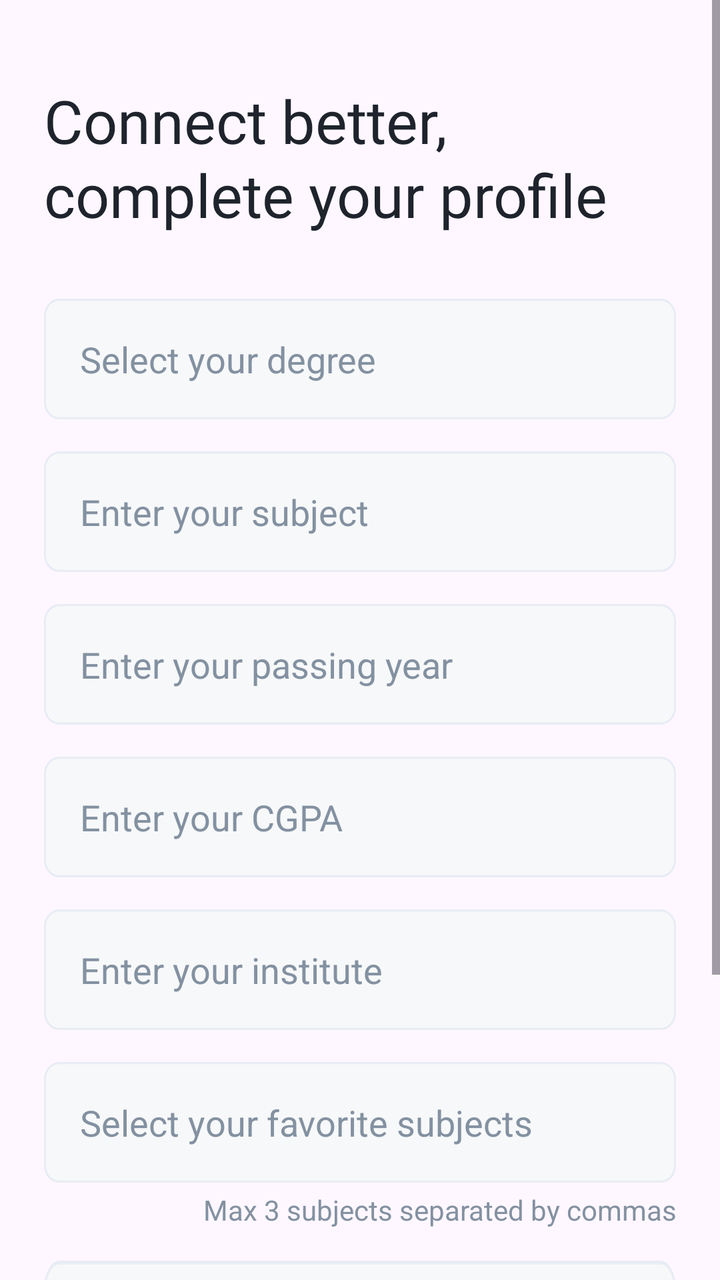
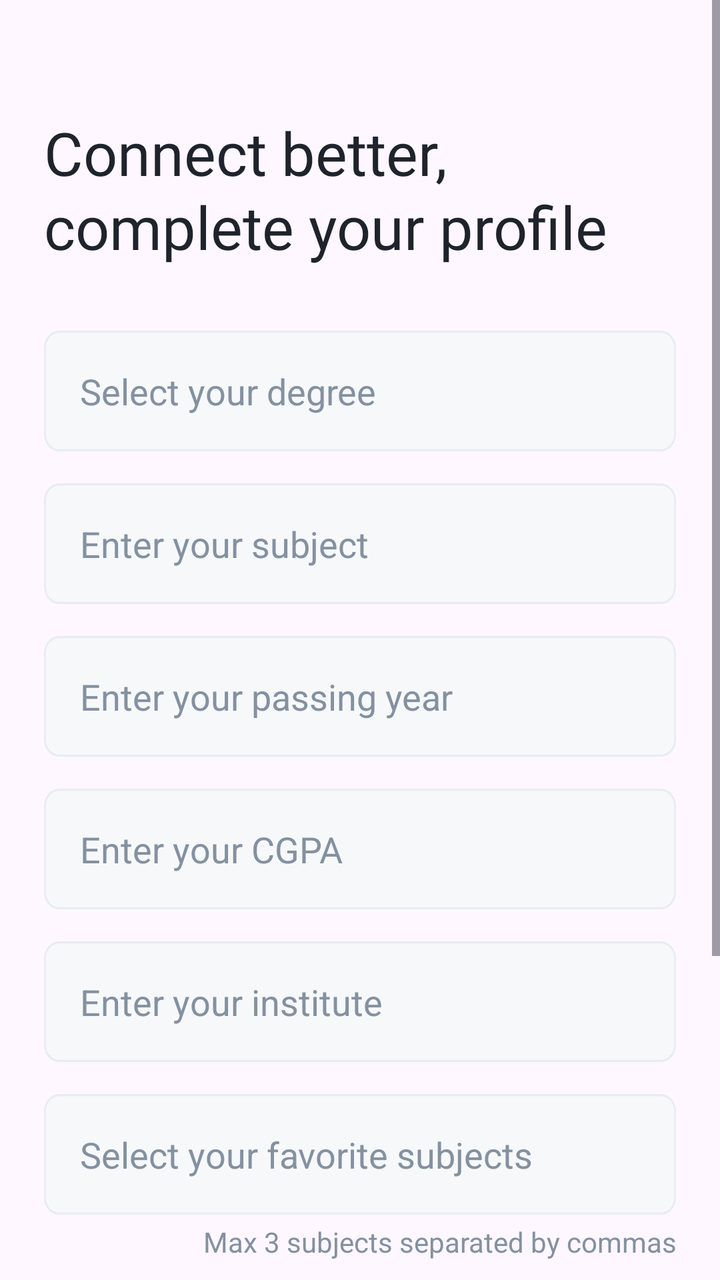

Two renders of the same Android screen: before a commit and after it. Below are the layout's source before the change and the commit's diff.
<!-- AndroidManifest.xml: application theme Theme.CareerCompass -->
<!-- res/layout/fragment_complete_profile.xml -->
<?xml version="1.0" encoding="utf-8"?>
<ScrollView xmlns:android="http://schemas.android.com/apk/res/android"
    xmlns:tools="http://schemas.android.com/tools"
    android:layout_width="match_parent"
    android:layout_height="match_parent"
    android:orientation="vertical"
    tools:context=".ui.auth.fragments.complete_profile.CompleteProfileFragment">

    <LinearLayout
        android:layout_width="match_parent"
        android:layout_height="wrap_content"
        android:orientation="vertical"
        android:padding="22dp">

        <TextView
            android:id="@+id/tvWelcomeMessage"
            android:layout_width="match_parent"
            android:layout_height="wrap_content"
            android:layout_marginTop="18dp"
            android:fontFamily="@font/urbanist_bold"
            android:lineSpacingExtra="2dp"
            android:text="@string/complete_profile_message"
            android:textColor="@color/dark"
            android:textSize="30sp" />

        <AutoCompleteTextView
            android:id="@+id/etSelectDegree"
            android:layout_width="match_parent"
            android:layout_height="wrap_content"
            android:layout_marginTop="32dp"
            android:background="@drawable/bg_et_auth"
            android:hint="@string/hint_select_degree"
            android:inputType="none"
            android:padding="18dp"
            android:textColor="@color/darkGrey"
            android:textColorHint="@color/grey"
            tools:ignore="Autofill" />

        <AutoCompleteTextView
            android:id="@+id/etSubject"
            android:layout_width="match_parent"
            android:layout_height="wrap_content"
            android:layout_marginTop="16dp"
            android:background="@drawable/bg_et_auth"
            android:hint="@string/enter_your_subject"
            android:padding="18dp"
            android:completionThreshold="2"
            android:textColor="@color/darkGrey"
            android:textColorHint="@color/grey"
            tools:ignore="Autofill" />

        <AutoCompleteTextView
            android:id="@+id/etPassingYear"
            android:layout_width="match_parent"
            android:layout_height="wrap_content"
            android:layout_marginTop="16dp"
            android:background="@drawable/bg_et_auth"
            android:hint="@string/hint_passing_year"
            android:padding="18dp"
            android:textColor="@color/darkGrey"
            android:textColorHint="@color/grey"
            tools:ignore="Autofill" />

        <EditText
            android:id="@+id/etCGPA"
            android:layout_width="match_parent"
            android:layout_height="wrap_content"
            android:layout_marginTop="16dp"
            android:background="@drawable/bg_et_auth"
            android:hint="@string/hint_cgpa"
            android:inputType="numberDecimal"
            android:padding="18dp"
            android:textColor="@color/darkGrey"
            android:textColorHint="@color/grey"
            tools:ignore="Autofill" />

        <EditText
            android:id="@+id/etInstitute"
            android:layout_width="match_parent"
            android:layout_height="wrap_content"
            android:layout_marginTop="16dp"
            android:background="@drawable/bg_et_auth"
            android:hint="@string/hint_institute"
            android:inputType="text"
            android:padding="18dp"
            android:textColor="@color/darkGrey"
            android:textColorHint="@color/grey"
            tools:ignore="Autofill" />

        <EditText
            android:id="@+id/etSelectFavSubjects"
            android:layout_width="match_parent"
            android:layout_height="wrap_content"
            android:layout_marginTop="16dp"
            android:background="@drawable/bg_et_auth"
            android:hint="@string/hint_favorite_subjects"
            android:inputType="none"
            android:padding="18dp"
            android:textColor="@color/darkGrey"
            android:textColorHint="@color/grey"
            tools:ignore="Autofill" />

        <TextView
            android:layout_width="match_parent"
            android:layout_height="wrap_content"
            android:layout_marginTop="4dp"
            android:gravity="end"
            android:text="@string/max_subjects"
            android:textColor="@color/grey" />


        <EditText
            android:id="@+id/etAbout"
            android:layout_width="match_parent"
            android:layout_height="wrap_content"
            android:layout_marginTop="16dp"
            android:background="@drawable/bg_et_auth"
            android:gravity="start"
            android:hint="@string/hint_bio"
            android:lines="3"
            android:maxLines="3"
            android:padding="18dp"
            android:textColor="@color/darkGrey"
            android:textColorHint="@color/grey"
            tools:ignore="Autofill" />

        <androidx.appcompat.widget.AppCompatButton
            android:id="@+id/btnCompleteProfile"
            android:layout_width="match_parent"
            android:layout_height="wrap_content"
            android:layout_marginTop="30dp"
            android:background="@drawable/bg_btn_auth"
            android:fontFamily="@font/urbanist_semi_bold"
            android:text="@string/btn_complete"
            android:textAllCaps="false"
            android:textColor="@color/white"
            android:textSize="15sp" />

    </LinearLayout>

</ScrollView>
<!-- resources referenced by this layout -->
<resources>
  <color name="dark">#1E232C</color>
  <color name="darkGrey">#6A707C</color>
  <color name="grey">#8391A1</color>
  <color name="white">#FFFFFF</color>
  <!-- drawable bg_btn_auth (drawable) -->
  <vector xmlns:android="http://schemas.android.com/apk/res/android"
      android:width="331dp"
      android:height="56dp"
      android:viewportWidth="331"
      android:viewportHeight="56">
    <path
        android:pathData="M8,0L323,0A8,8 0,0 1,331 8L331,48A8,8 0,0 1,323 56L8,56A8,8 0,0 1,0 48L0,8A8,8 0,0 1,8 0z"
        android:fillColor="@color/dark"/>
  </vector>
  <!-- drawable bg_et_auth (drawable) -->
  <vector xmlns:android="http://schemas.android.com/apk/res/android"
      android:width="331dp"
      android:height="56dp"
      android:viewportWidth="331"
      android:viewportHeight="56">
    <path
        android:strokeWidth="1"
        android:pathData="M8,0.5L323,0.5A7.5,7.5 0,0 1,330.5 8L330.5,48A7.5,7.5 0,0 1,323 55.5L8,55.5A7.5,7.5 0,0 1,0.5 48L0.5,8A7.5,7.5 0,0 1,8 0.5z"
        android:fillColor="#F7F8F9"
        android:strokeColor="#E8ECF4"/>
  </vector>
  <string name="btn_complete">Complete</string>
  <string name="complete_profile_message">Connect better,\ncomplete your profile</string>
  <string name="enter_your_subject">Enter your subject</string>
  <string name="hint_bio">Enter your bio</string>
  <string name="hint_cgpa">Enter your CGPA</string>
  <string name="hint_favorite_subjects">Select your favorite subjects</string>
  <string name="hint_institute">Enter your institute</string>
  <string name="hint_passing_year">Enter your passing year</string>
  <string name="hint_select_degree">Select your degree</string>
  <string name="max_subjects">Max 3 subjects separated by commas</string>
  <style name="Theme.CareerCompass" parent="Base.Theme.CareerCompass" />
  <style name="Base.Theme.CareerCompass" parent="Theme.Material3.Light.NoActionBar">
          
          <item name="colorPrimary">@color/colorPrimary</item>
          <item name="colorPrimaryDark">@color/colorPrimaryDark</item>
      </style>
  <color name="colorPrimary">#7265E2</color>
  <color name="colorPrimaryDark">#4E46B5</color>
</resources>

<!-- the commit's change to res/layout/fragment_complete_profile.xml (unified diff, before → after) -->
@@ -16,7 +16,7 @@
             android:id="@+id/tvWelcomeMessage"
             android:layout_width="match_parent"
             android:layout_height="wrap_content"
-            android:layout_marginTop="18dp"
+            android:layout_marginTop="34dp"
             android:fontFamily="@font/urbanist_bold"
             android:lineSpacingExtra="2dp"
             android:text="@string/complete_profile_message"
